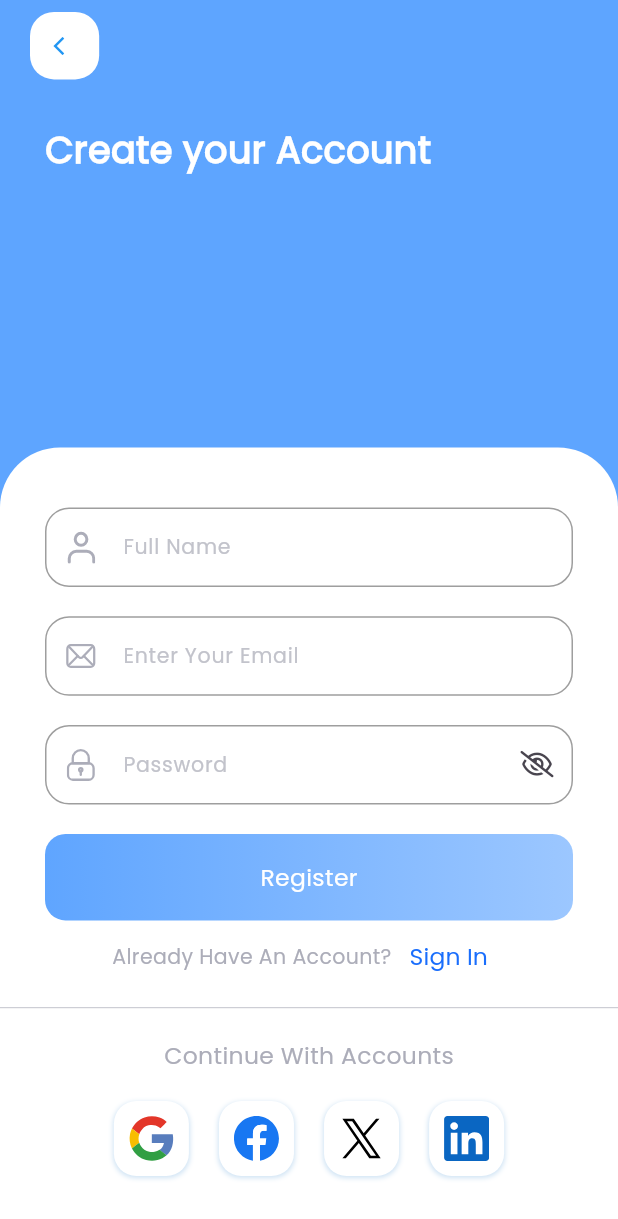
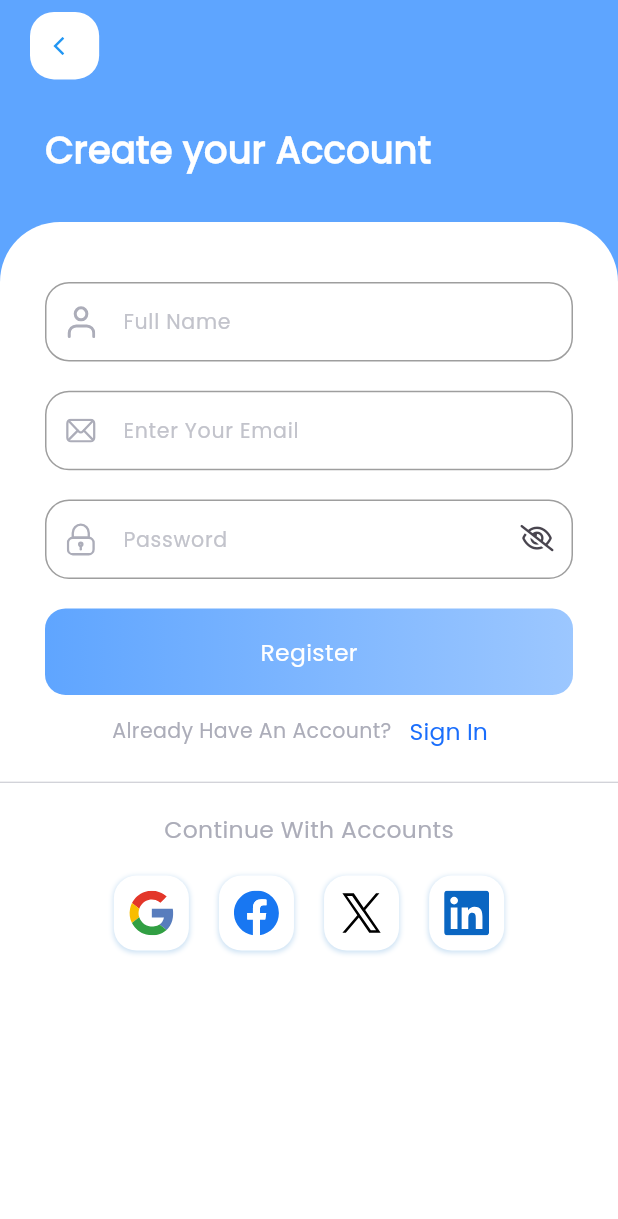
Before and after one commit to Abdelghfarsalah/Graduation_project, a Flutter app: the Registerpage screen opened directly, on a phone screen of 412 x 824 dp. Shown: the top 1219 px of the screen. Run offline on Flutter 3.47's test engine with Material 3 defaults, Android fonts, the phone set to English and light mode, and no system bars; drawn by our look-alikes of modal_progress_hud_nsn; our stand-ins replace bloc, cached_network_image, dartz, dio, flutter_bloc, flutter_gemini and 16 more; missing offline and left inert: gal, loading_icon_button; accounts and stored records are empty; project files that could hold a hidden picture were left out.

Commit message:
Update register page

```diff
--- a/lib/feature/Authentication/data/apis/AuthDataSources.dart
+++ b/lib/feature/Authentication/data/apis/AuthDataSources.dart
@@ -58,7 +58,7 @@ class Authdatasources {
     try {
       var response = await dio
           .post(Authapi.verifyemail, data: {"email": email, "otp": otp});
-
+      print(response.data);
       return Right(VerifyEmailModel.fromJson(response.data));
     } on DioException catch (e) {
       String errorMessage = Dioerrorhelper.handleDioError(e);
--- a/lib/feature/Authentication/presentation/widget/Registeractivities.dart
+++ b/lib/feature/Authentication/presentation/widget/Registeractivities.dart
@@ -10,7 +10,8 @@ class Registeractivities extends StatelessWidget {
 
   @override
   Widget build(BuildContext context) {
-    return Container(
+    return Expanded(
+      child: Container(
         decoration: BoxDecoration(
             color: Colors.white,
             borderRadius: BorderRadius.only(
@@ -38,7 +39,8 @@ class Registeractivities extends StatelessWidget {
                         onPressed: () {
                           Navigator.pushReplacement(
                             context,
-                          MaterialPageRoute(builder: (context) => Loginpage()),
+                            MaterialPageRoute(
+                                builder: (context) => Loginpage()),
                           );
                         },
                         child: Text(
@@ -75,6 +77,7 @@ class Registeractivities extends StatelessWidget {
             ),
           ),
         ),
+      ),
     );
   }
 }
--- a/lib/feature/Authentication/presentation/widget/registerBody.dart
+++ b/lib/feature/Authentication/presentation/widget/registerBody.dart
@@ -16,7 +16,7 @@ class Registerbody extends StatelessWidget {
           CreateYourAccoutText(
             title: "Create your Account",
           ),
-          Spacer(),
+          // Spacer(),
           Registeractivities(),
         ],
       ),
```
Lines whose indentation alone changed are shown as unchanged.
